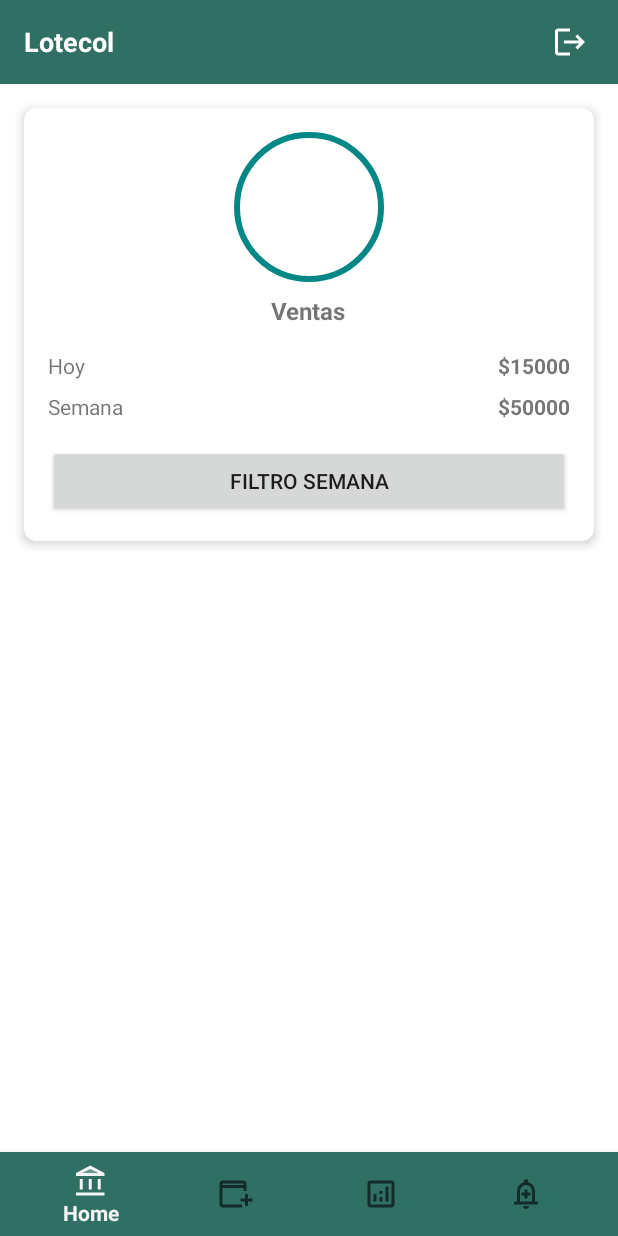
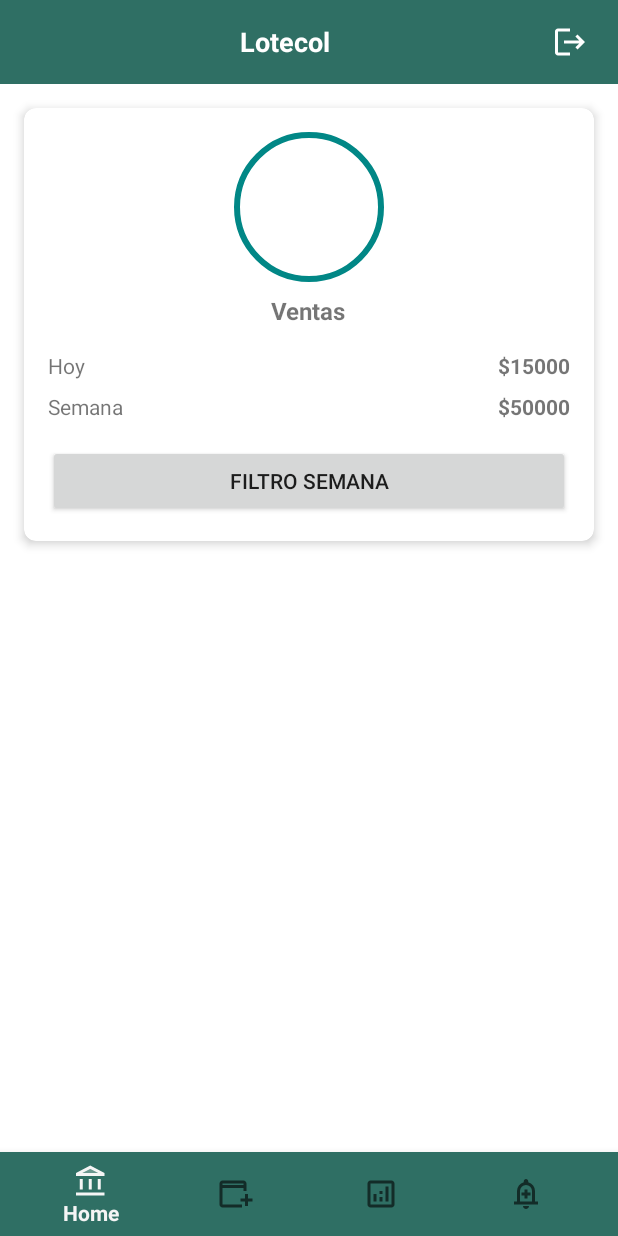
Before and after one commit to Juan-P1224/Lotecol, an Android app built with Jetpack Compose: the HomeActivity screen opened directly, with no data from a screen before it, on a phone screen of 412 x 824 dp. Run offline under Robolectric (Android 15) with nearby library versions, the light colour scheme and no system bars; our stand-ins replace Firebase (no records; nobody signed in at launch, a user with empty details on screens opened directly).

Commit message:
Renderice y centre

```diff
--- a/app/src/main/AndroidManifest.xml
+++ b/app/src/main/AndroidManifest.xml
@@ -14,7 +14,8 @@
         tools:targetApi="31" >
         <activity
             android:name=".HomeActivity"
-            android:exported="false" />
+            android:exported="false"
+            android:theme="@style/Theme.Lotecol"/>
         <activity
             android:name=".MainActivity"
             android:exported="true"
--- a/app/src/main/res/drawable/circle_background.xml
+++ /dev/null
@@ -1,5 +0,0 @@
-<vector xmlns:android="http://schemas.android.com/apk/res/android" android:height="24dp" android:tint="#000000" android:viewportHeight="960" android:viewportWidth="960" android:width="24dp">
-
-    <path android:fillColor="@android:color/white" android:pathData="M200,714Q254,661 325.5,630.5Q397,600 480,600Q563,600 634.5,630.5Q706,661 760,714L760,200Q760,200 760,200Q760,200 760,200L200,200Q200,200 200,200Q200,200 200,200L200,714ZM480,520Q538,520 579,479Q620,438 620,380Q620,322 579,281Q538,240 480,240Q422,240 381,281Q340,322 340,380Q340,438 381,479Q422,520 480,520ZM200,840Q167,840 143.5,816.5Q120,793 120,760L120,200Q120,167 143.5,143.5Q167,120 200,120L760,120Q793,120 816.5,143.5Q840,167 840,200L840,760Q840,793 816.5,816.5Q793,840 760,840L200,840ZM269,760L691,760Q691,760 691,760Q691,760 691,760Q647,721 591.5,700.5Q536,680 480,680Q424,680 367.5,700.5Q311,721 269,760Q269,760 269,760Q269,760 269,760ZM480,440Q455,440 437.5,422.5Q420,405 420,380Q420,355 437.5,337.5Q455,320 480,320Q505,320 522.5,337.5Q540,355 540,380Q540,405 522.5,422.5Q505,440 480,440ZM480,457L480,457Q480,457 480,457Q480,457 480,457L480,457Q480,457 480,457Q480,457 480,457L480,457Q480,457 480,457Q480,457 480,457Q480,457 480,457Q480,457 480,457Z"/>
-
-</vector>
--- a/app/src/main/res/layout/activity_home.xml
+++ b/app/src/main/res/layout/activity_home.xml
@@ -5,6 +5,7 @@
     android:layout_width="match_parent"
     android:layout_height="match_parent"
     android:background="@android:color/white"
+    android:fitsSystemWindows="true"
     tools:context=".HomeActivity">
 
     <!-- Top Bar -->
@@ -23,13 +24,15 @@
 
         <TextView
             android:id="@+id/greetingText"
-            android:layout_width="wrap_content"
+            android:layout_width="0dp"
             android:layout_height="wrap_content"
+            android:layout_weight="1"
+            android:gravity="center"
             android:text="Lotecol"
             android:textSize="18sp"
             android:textColor="@android:color/white"
-            android:textStyle="bold"
-            android:layout_weight="1" />
+            android:textStyle="bold" />
+
         <!-- Placeholder for profile icon -->
 
 
--- a/app/src/main/res/layout/activity_main.xml
+++ b/app/src/main/res/layout/activity_main.xml
@@ -3,6 +3,7 @@
     android:layout_width="match_parent"
     android:layout_height="match_parent"
     android:background="#2F6F64"
+    android:fitsSystemWindows="true"
     android:padding="32dp">
 
     <ImageView
--- a/app/src/main/res/values/themes.xml
+++ b/app/src/main/res/values/themes.xml
@@ -1,7 +1,11 @@
 <?xml version="1.0" encoding="utf-8"?>
 <resources>
+    <style name="Theme.Lotecol" parent="Theme.AppCompat.DayNight.NoActionBar">
+        <!-- Color de la barra de estado -->
 
-    <style name="Theme.Lotecol" parent="Theme.AppCompat.DayNight.NoActionBar">
-        <!-- personaliza aquí tus colores, etc -->
+        <!-- Hace que los iconos (hora, batería, etc.) se vean oscuros -->
+        <item name="android:windowLightStatusBar">true</item>
+        <item name="android:statusBarColor">#F5F5F5</item> <!-- Gris claro -->
+
     </style>
 </resources>
```
